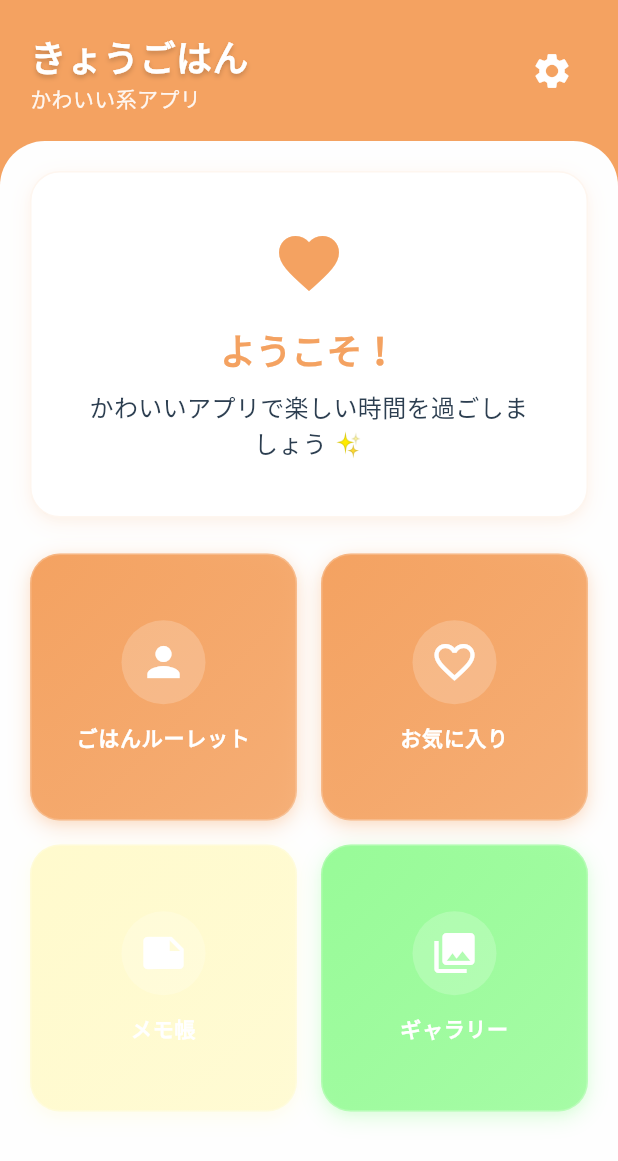
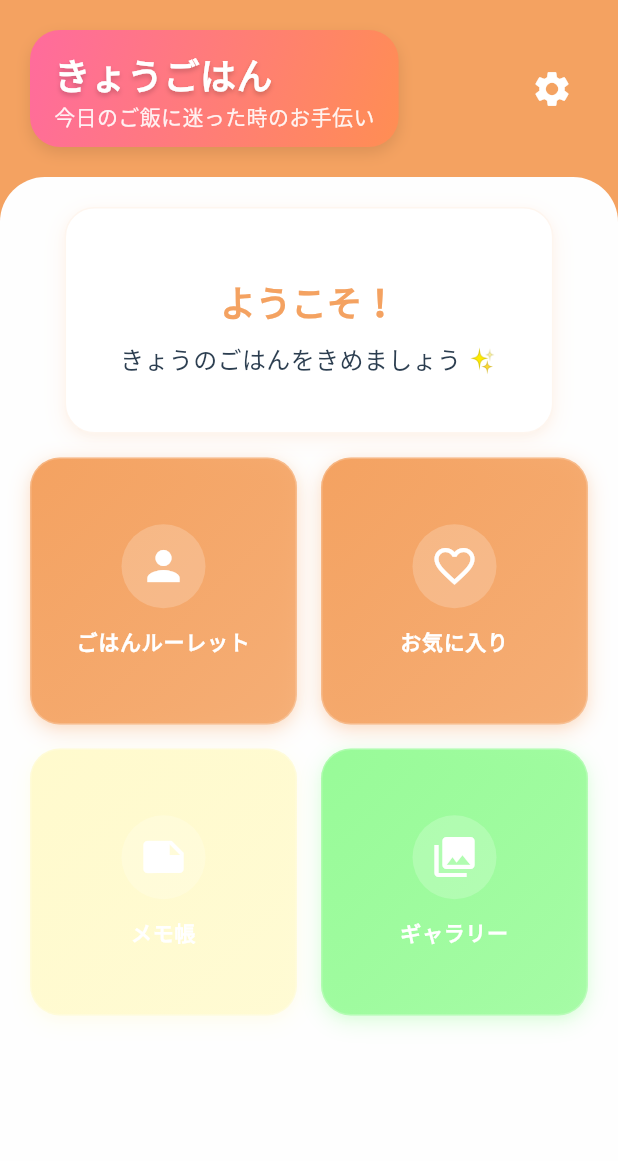
Before and after one commit to sorashidoch/app, a Flutter app: the screen it shows after launch, on a phone screen of 412 x 824 dp. Shown: the top 1161 px of the screen. Run offline on Flutter 3.47's test engine with Material 3 defaults, Android fonts, the phone set to English and light mode, and no system bars; our stand-ins replace go_router.

Commit message:
スタイルの調整

```diff
--- a/lib/features/home/screens/home_screen.dart
+++ b/lib/features/home/screens/home_screen.dart
@@ -25,7 +25,27 @@ class HomeScreen extends StatelessWidget {
                   mainAxisAlignment: MainAxisAlignment.spaceBetween,
                   children: [
                     // アプリタイトル
-                    Column(
+                    Container(
+                      padding: const EdgeInsets.symmetric(horizontal: 16, vertical: 12),
+                      decoration: BoxDecoration(
+                        gradient: const LinearGradient(
+                          colors: [
+                            Color(0xFFFF6B9D),
+                            Color(0xFFFF8E53),
+                          ],
+                          begin: Alignment.topLeft,
+                          end: Alignment.bottomRight,
+                        ),
+                        borderRadius: BorderRadius.circular(20),
+                        boxShadow: [
+                          BoxShadow(
+                            color: Colors.black.withOpacity(0.1),
+                            blurRadius: 8,
+                            offset: const Offset(0, 4),
+                          ),
+                        ],
+                      ),
+                      child: Column(
                         crossAxisAlignment: CrossAxisAlignment.start,
                         children: [
                           Text(
@@ -42,12 +62,13 @@ class HomeScreen extends StatelessWidget {
                             ),
                           ),
                           Text(
-                          'かわいい系アプリ',
+                            '今日のご飯に迷った時のお手伝い',
                             style: AppTextStyles.caption.copyWith(
                               color: Colors.white.withOpacity(0.9),
                             ),
                           ),
                         ],
+                      ),
                     ),
                     // 設定ボタン
                     IconButton(
@@ -83,12 +104,7 @@ class HomeScreen extends StatelessWidget {
                             padding: const EdgeInsets.all(20.0),
                             child: Column(
                               children: [
-                                const Icon(
-                                  Icons.favorite,
-                                  color: AppColors.primary,
-                                  size: 48,
-                                ),
-                                const SizedBox(height: 16),
+                                const SizedBox(height: 8),
                                 Text(
                                   'ようこそ！',
                                   style: AppTextStyles.heading2.copyWith(
@@ -97,7 +113,7 @@ class HomeScreen extends StatelessWidget {
                                 ),
                                 const SizedBox(height: 8),
                                 Text(
-                                  'かわいいアプリで楽しい時間を過ごしましょう ✨',
+                                  'きょうのごはんをきめましょう ✨',
                                   style: AppTextStyles.body,
                                   textAlign: TextAlign.center,
                                 ),
@@ -106,7 +122,7 @@ class HomeScreen extends StatelessWidget {
                           ),
                         ),
 
-                        const SizedBox(height: 24),
+                        const SizedBox(height: 16),
 
                         // 機能ボタン
                         Expanded(
```
Lines whose indentation alone changed are shown as unchanged.
